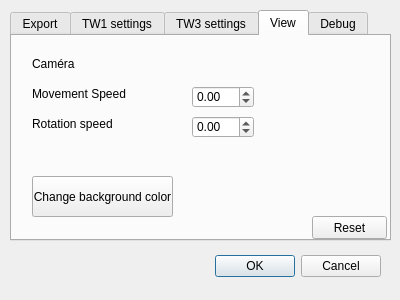
First picture: the form in W2ENT_QT/GUI_Options.ui, repository JLouis-B/RedTools, before the edit.
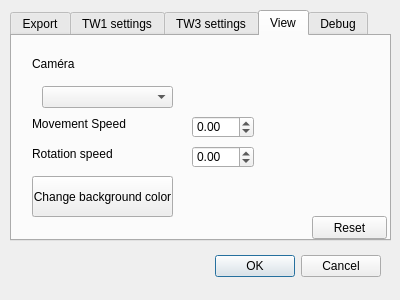
Second picture: the form after the edit. The open tabs and pages were chosen to show the change.

Commit message: [Settings] Dark theme setting

Diff of the .ui file:
```diff
--- a/W2ENT_QT/GUI_Options.ui
+++ b/W2ENT_QT/GUI_Options.ui
@@ -361,7 +361,7 @@
      <property name="geometry">
       <rect>
        <x>180</x>
-       <y>50</y>
+       <y>80</y>
        <width>62</width>
        <height>22</height>
       </rect>
@@ -377,7 +377,7 @@
      <property name="geometry">
       <rect>
        <x>180</x>
-       <y>80</y>
+       <y>110</y>
        <width>62</width>
        <height>22</height>
       </rect>
@@ -409,7 +409,7 @@
      <property name="geometry">
       <rect>
        <x>20</x>
-       <y>50</y>
+       <y>80</y>
        <width>151</width>
        <height>16</height>
       </rect>
@@ -422,7 +422,7 @@
      <property name="geometry">
       <rect>
        <x>20</x>
-       <y>80</y>
+       <y>110</y>
        <width>151</width>
        <height>16</height>
       </rect>
@@ -444,6 +444,16 @@
       <string>Reset</string>
      </property>
     </widget>
+    <widget class="QComboBox" name="comboBox_theme">
+     <property name="geometry">
+      <rect>
+       <x>30</x>
+       <y>50</y>
+       <width>131</width>
+       <height>22</height>
+      </rect>
+     </property>
+    </widget>
    </widget>
    <widget class="QWidget" name="tab_debug">
     <attribute name="title">
```
The commit also changes 9 other files.
